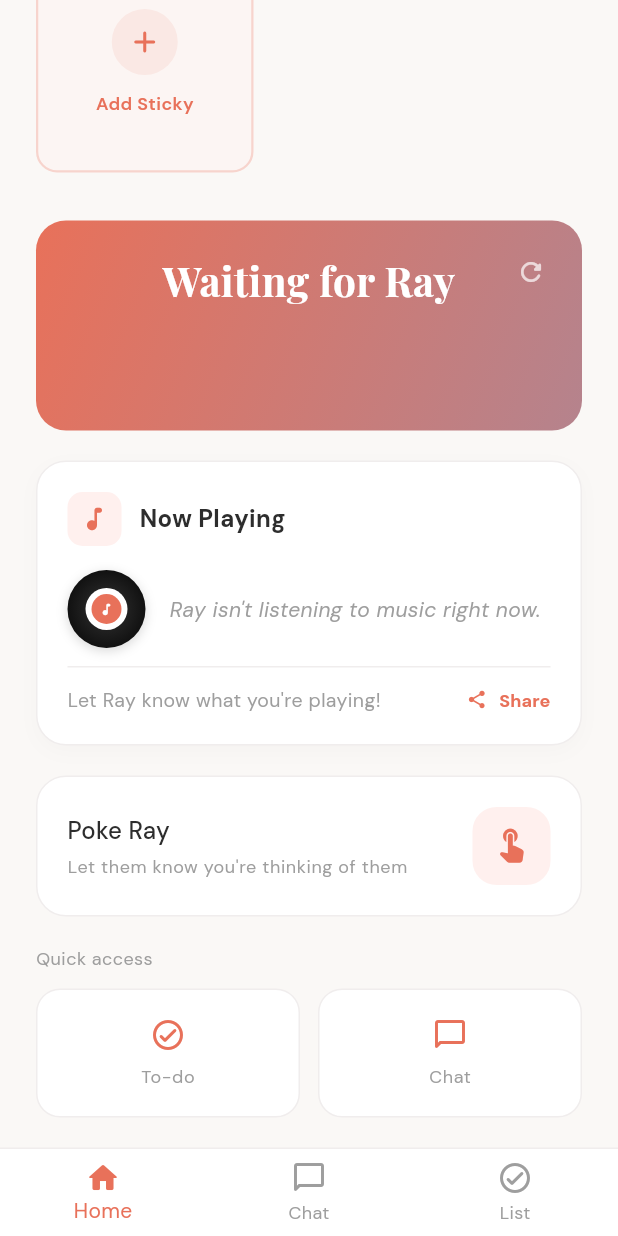
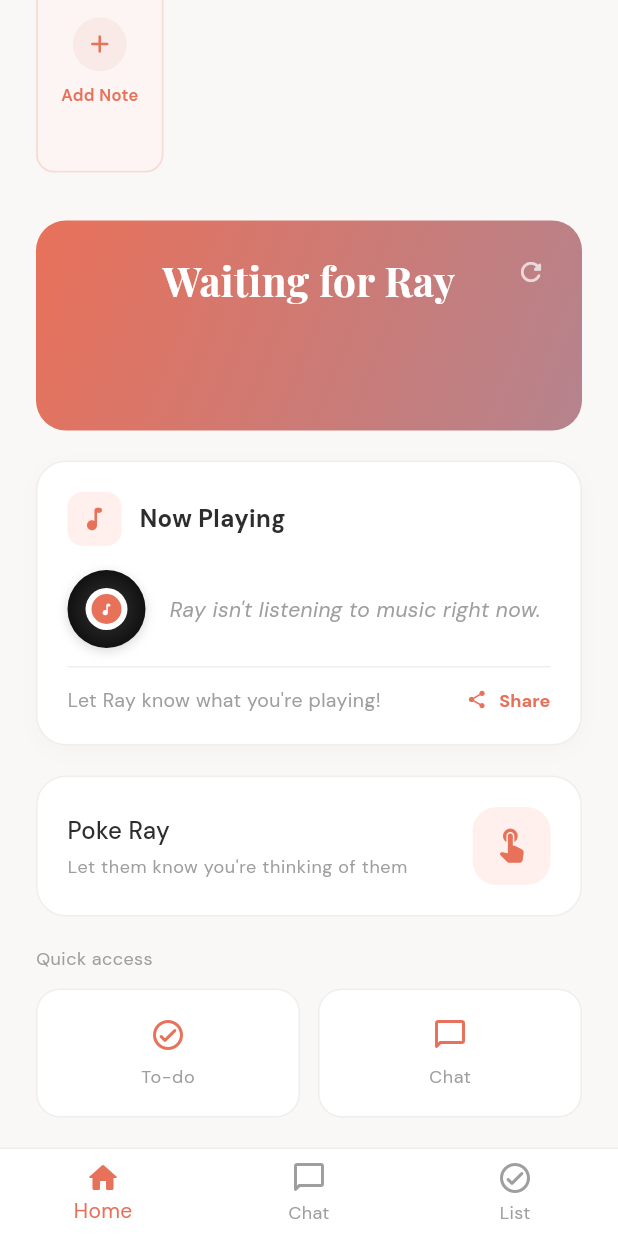
Before and after one commit to dwaipayanray95/tether, a Flutter app: the screen it shows once a user with an empty profile is signed in, scrolled down 150 dp, on a phone screen of 412 x 824 dp. Run offline on Flutter 3.47's test engine with Material 3 defaults, Android fonts, the phone set to English and light mode, and no system bars; our stand-ins replace cached_network_image, cloud_firestore, dio, firebase_auth, firebase_core, firebase_messaging and 14 more; missing offline and left inert: dart_jsonwebtoken; accounts and stored records are empty; network calls fail.

Commit message:
style: shrink Add Sticky card to compact size and place at the far right of the scroll view

```diff
--- a/lib/screens/home_screen.dart
+++ b/lib/screens/home_screen.dart
@@ -870,36 +870,36 @@ class _HomeScreenState extends State<HomeScreen>
         _showAddNoteSheet();
       },
       child: Container(
-        width: 145,
+        width: 85,
         margin: const EdgeInsets.only(right: 14),
         decoration: BoxDecoration(
           color: AppTheme.primaryLight.withValues(alpha: 0.35),
-          borderRadius: BorderRadius.circular(14),
+          borderRadius: BorderRadius.circular(12),
           border: Border.all(
-            color: AppTheme.primary.withValues(alpha: 0.25),
-            width: 1.5,
+            color: AppTheme.primary.withValues(alpha: 0.2),
+            width: 1.2,
           ),
         ),
         child: Column(
           mainAxisAlignment: MainAxisAlignment.center,
           children: [
             Container(
-              padding: const EdgeInsets.all(10),
+              padding: const EdgeInsets.all(8),
               decoration: BoxDecoration(
-                color: AppTheme.primary.withValues(alpha: 0.1),
+                color: AppTheme.primary.withValues(alpha: 0.08),
                 shape: BoxShape.circle,
               ),
               child: const Icon(
                 Icons.add_rounded,
                 color: AppTheme.primary,
-                size: 24,
+                size: 20,
               ),
             ),
-            const SizedBox(height: 10),
+            const SizedBox(height: 8),
             Text(
-              'Add Sticky',
+              'Add Note',
               style: GoogleFonts.dmSans(
-                fontSize: 12,
+                fontSize: 11,
                 fontWeight: FontWeight.w600,
                 color: AppTheme.primary,
               ),
@@ -909,6 +909,8 @@ class _HomeScreenState extends State<HomeScreen>
       ),
     );
   }
+
+  // ── Sticky Notes Board & Sheets ────────────────────────────────────────────
 
   Widget _buildStickyNotesBoard() {
     return StreamBuilder<QuerySnapshot<Map<String, dynamic>>>(
@@ -928,10 +930,10 @@ class _HomeScreenState extends State<HomeScreen>
             padding: const EdgeInsets.symmetric(vertical: 4),
             itemCount: docs.length + 1,
             itemBuilder: (context, index) {
-              if (index == 0) {
+              if (index == docs.length) {
                 return _buildAddNoteTile(context);
               }
-              final doc = docs[index - 1];
+              final doc = docs[index];
               final id = doc.id;
               final text = doc['text'] as String? ?? '';
               final colorIdx = doc['colorIndex'] as int? ?? 0;
```
